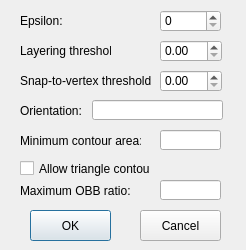
Above: LEGO/DPOptionDialog.ui from xwzhangcs/LEGO before the change. Below: the same form after it.
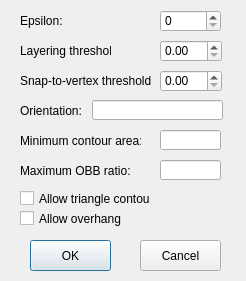
That is the form after the change.

Commit message: Added allow_overhang flag.

```diff
--- a/LEGO/DPOptionDialog.ui
+++ b/LEGO/DPOptionDialog.ui
@@ -7,7 +7,7 @@
     <x>0</x>
     <y>0</y>
     <width>246</width>
-    <height>250</height>
+    <height>281</height>
    </rect>
   </property>
   <property name="minimumSize">
@@ -42,7 +42,7 @@
    <property name="geometry">
     <rect>
      <x>30</x>
-     <y>210</y>
+     <y>240</y>
      <width>81</width>
      <height>31</height>
     </rect>
@@ -55,7 +55,7 @@
    <property name="geometry">
     <rect>
      <x>140</x>
-     <y>210</y>
+     <y>240</y>
      <width>81</width>
      <height>31</height>
     </rect>
@@ -176,7 +176,7 @@
    <property name="geometry">
     <rect>
      <x>20</x>
-     <y>160</y>
+     <y>190</y>
      <width>131</width>
      <height>17</height>
     </rect>
@@ -189,7 +189,7 @@
    <property name="geometry">
     <rect>
      <x>20</x>
-     <y>180</y>
+     <y>160</y>
      <width>121</width>
      <height>21</height>
     </rect>
@@ -202,7 +202,7 @@
    <property name="geometry">
     <rect>
      <x>160</x>
-     <y>180</y>
+     <y>160</y>
      <width>61</width>
      <height>20</height>
     </rect>
@@ -211,6 +211,19 @@
     <set>Qt::AlignRight|Qt::AlignTrailing|Qt::AlignVCenter</set>
    </property>
   </widget>
+  <widget class="QCheckBox" name="checkBoxAllowOverhang">
+   <property name="geometry">
+    <rect>
+     <x>20</x>
+     <y>210</y>
+     <width>131</width>
+     <height>17</height>
+    </rect>
+   </property>
+   <property name="text">
+    <string>Allow overhang</string>
+   </property>
+  </widget>
  </widget>
  <layoutdefault spacing="6" margin="11"/>
  <resources/>
```
The commit also changes 27 other files.
